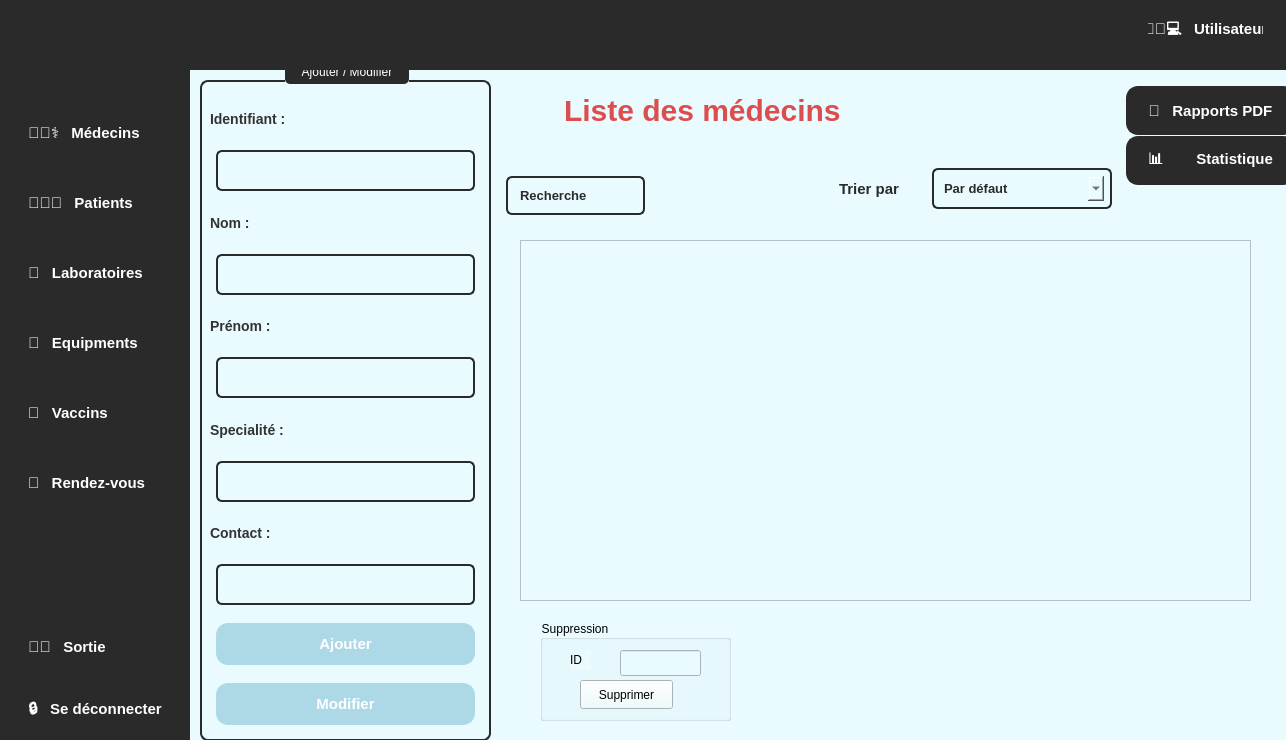
The window that mainwindow.ui (Projetcpp-2A19/projetcpp-2a19-smart-vaccination-center) describes before a commit, drawn with Qt 5.
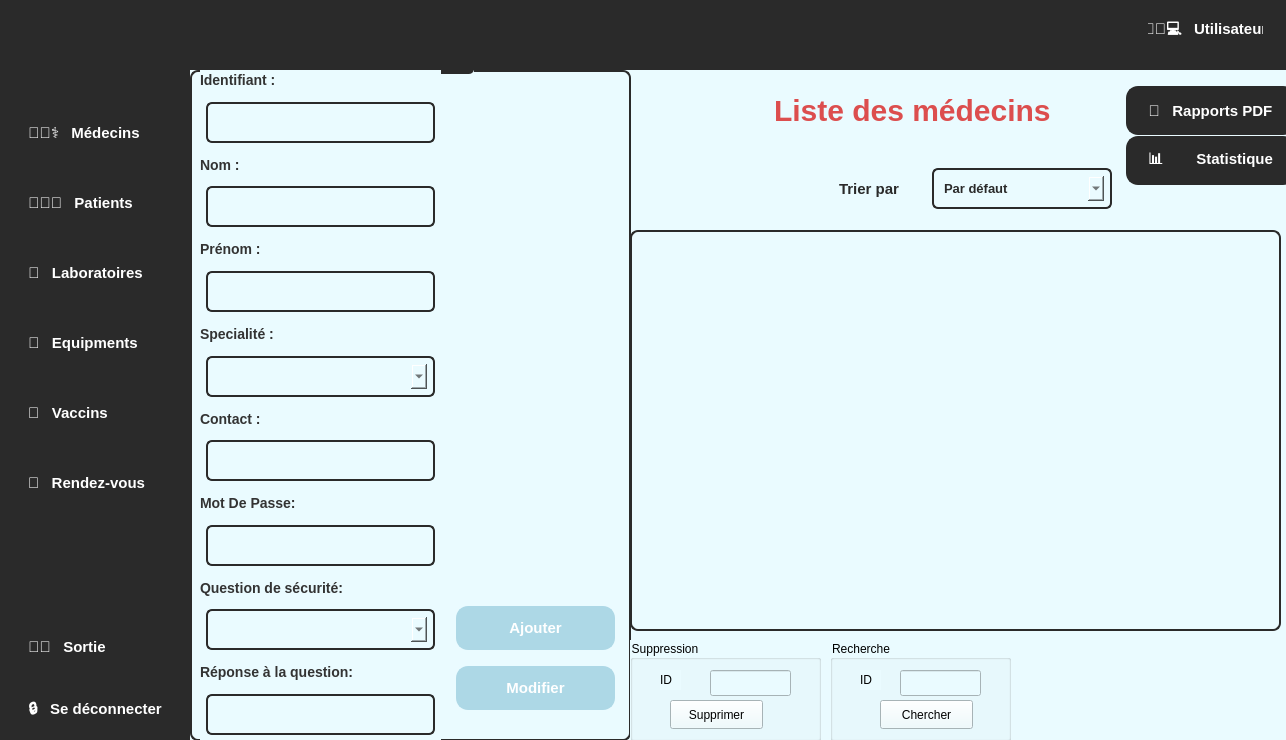
The same window after the commit. Icons and pictures are not drawn.

```diff
--- a/mainwindow.ui
+++ b/mainwindow.ui
@@ -814,7 +814,7 @@
        <widget class="QLabel" name="label_15">
         <property name="geometry">
          <rect>
-          <x>350</x>
+          <x>560</x>
           <y>10</y>
           <width>341</width>
           <height>61</height>
@@ -1042,10 +1042,10 @@
        <widget class="QGroupBox" name="groupBox_5">
         <property name="geometry">
          <rect>
-          <x>10</x>
-          <y>-10</y>
-          <width>291</width>
-          <height>681</height>
+          <x>0</x>
+          <y>-20</y>
+          <width>441</width>
+          <height>691</height>
          </rect>
         </property>
         <property name="styleSheet">
@@ -1073,9 +1073,9 @@
          <property name="geometry">
           <rect>
            <x>10</x>
-           <y>40</y>
-           <width>271</width>
-           <height>631</height>
+           <y>20</y>
+           <width>241</width>
+           <height>671</height>
           </rect>
          </property>
          <layout class="QVBoxLayout" name="verticalLayout_4">
@@ -1186,7 +1186,7 @@
            </widget>
           </item>
           <item>
-           <widget class="QLineEdit" name="lineEdit_25">
+           <widget class="QComboBox" name="comboSpecialite">
             <property name="styleSheet">
              <string notr="true">border: 2px solid #2a2a2a ; /* Blue border */
         border-radius: 6px;
@@ -1233,7 +1233,106 @@
            </widget>
           </item>
           <item>
+           <widget class="QLabel" name="label_105">
+            <property name="styleSheet">
+             <string notr="true">font-size: 14px;
+        font-weight: bold;
+        color: #333; /* Dark gray text */
+        background: transparent;</string>
+            </property>
+            <property name="text">
+             <string>Mot De Passe:</string>
+            </property>
+           </widget>
+          </item>
+          <item>
+           <widget class="QLineEdit" name="lineEdit_mdp">
+            <property name="styleSheet">
+             <string notr="true">border: 2px solid #2a2a2a ; /* Blue border */
+        border-radius: 6px;
+        padding: 5px 8px;
+         color: #2a2a2a;
+    padding: 10px;
+    margin: 6px;
+    font-size: 13px;
+    font-weight: bold;
+        selection-background-color: #cce5ff; /* Light blue selection */
+
+</string>
+            </property>
+           </widget>
+          </item>
+          <item>
+           <widget class="QLabel" name="label_103">
+            <property name="styleSheet">
+             <string notr="true">font-size: 14px;
+        font-weight: bold;
+        color: #333; /* Dark gray text */
+        background: transparent;</string>
+            </property>
+            <property name="text">
+             <string>Question de sécurité:</string>
+            </property>
+           </widget>
+          </item>
+          <item>
+           <widget class="QComboBox" name="comboBox_question">
+            <property name="styleSheet">
+             <string notr="true">border: 2px solid #2a2a2a ; /* Blue border */
+        border-radius: 6px;
+        padding: 5px 8px;
+         color: #2a2a2a;
+    padding: 10px;
+    margin: 6px;
+    font-size: 13px;
+    font-weight: bold;
+        selection-background-color: #cce5ff; /* Light blue selection */
+
+</string>
+            </property>
+           </widget>
+          </item>
+          <item>
+           <widget class="QLabel" name="label_104">
+            <property name="styleSheet">
+             <string notr="true">font-size: 14px;
+        font-weight: bold;
+        color: #333; /* Dark gray text */
+        background: transparent;</string>
+            </property>
+            <property name="text">
+             <string>Réponse à la question:</string>
+            </property>
+           </widget>
+          </item>
+          <item>
+           <widget class="QLineEdit" name="lineEdit_reponse">
+            <property name="styleSheet">
+             <string notr="true">border: 2px solid #2a2a2a ; /* Blue border */
+        border-radius: 6px;
+        padding: 5px 8px;
+         color: #2a2a2a;
+    padding: 10px;
+    margin: 6px;
+    font-size: 13px;
+    font-weight: bold;
+        selection-background-color: #cce5ff; /* Light blue selection */
+
+</string>
+            </property>
+           </widget>
+          </item>
+         </layout>
+        </widget>
            <widget class="QPushButton" name="pushButton_116">
+         <property name="geometry">
+          <rect>
+           <x>260</x>
+           <y>550</y>
+           <width>171</width>
+           <height>56</height>
+          </rect>
+         </property>
             <property name="styleSheet">
              <string notr="true">QPushButton {
     background-color: rgb(173, 216, 230);
@@ -1268,9 +1367,15 @@
              <string>Ajouter</string>
             </property>
            </widget>
-          </item>
-          <item>
            <widget class="QPushButton" name="pushButton_mod">
+         <property name="geometry">
+          <rect>
+           <x>260</x>
+           <y>610</y>
+           <width>171</width>
+           <height>56</height>
+          </rect>
+         </property>
             <property name="styleSheet">
              <string notr="true">QPushButton {
     background-color: rgb(173, 216, 230);
@@ -1305,36 +1410,6 @@
              <string>Modifier</string>
             </property>
            </widget>
-          </item>
-         </layout>
-        </widget>
-       </widget>
-       <widget class="QLineEdit" name="lineEdit_26">
-        <property name="geometry">
-         <rect>
-          <x>310</x>
-          <y>100</y>
-          <width>151</width>
-          <height>51</height>
-         </rect>
-        </property>
-        <property name="styleSheet">
-         <string notr="true">border: 2px solid #2a2a2a ; /* Blue border */
-        border-radius: 6px;
-        padding: 5px 8px;
- color: #2a2a2a  ;
-    padding: 10px;
-    margin: 6px;
-    font-size: 13px;
-    font-weight: bold;
-        selection-background-color: #cce5ff; /* Light blue selection */
-
-text : search
-</string>
-        </property>
-        <property name="text">
-         <string>Recherche</string>
-        </property>
        </widget>
        <widget class="QPushButton" name="btnmedecin3">
         <property name="geometry">
@@ -1513,18 +1588,60 @@
        <widget class="QTableView" name="tabmedecins">
         <property name="geometry">
          <rect>
-          <x>330</x>
-          <y>170</y>
-          <width>731</width>
-          <height>361</height>
+          <x>440</x>
+          <y>160</y>
+          <width>651</width>
+          <height>401</height>
          </rect>
         </property>
+        <property name="styleSheet">
+         <string notr="true">QTableView {
+    background-color: rgb(234, 251, 255);
+    border: 2px solid #2a2a2a;
+    border-radius: 8px;
+    gridline-color: #2a2a2a;
+    selection-background-color: #2a2a2a;
+    selection-color: white;
+	padding: 5px;
+}
+
+QHeaderView::section {
+    background-color: #2a2a2a;
+    color: white;
+    padding: 5px;
+    border: 1px solid #2a2a2a;
+    font-weight: bold;
+}
+
+QTableView QTableCornerButton::section {
+    background-color: #2a2a2a;
+    border: 1px solid #2a2a2a;
+    border-top-left-radius: 8px;
+}
+
+QTableView::item {
+    padding: 5px;
+    border-radius: 4px;
+}
+
+QTableView::item:selected {
+    background-color: rgb(173, 216, 230);
+    color: #ffffff;
+    border: 2px solid rgb(173, 216, 230);
+    border-radius: 4px;
+}
+
+QTableView::item:hover {
+    background-color: rgb(220, 78, 78);
+    border-radius: 4px;
+}</string>
+        </property>
        </widget>
        <widget class="QGroupBox" name="groupBox">
         <property name="geometry">
          <rect>
-          <x>350</x>
-          <y>550</y>
+          <x>440</x>
+          <y>570</y>
           <width>191</width>
           <height>101</height>
          </rect>
@@ -1569,6 +1686,55 @@
          </property>
         </widget>
        </widget>
+       <widget class="QGroupBox" name="groupBox_2">
+        <property name="geometry">
+         <rect>
+          <x>640</x>
+          <y>570</y>
+          <width>181</width>
+          <height>101</height>
+         </rect>
+        </property>
+        <property name="title">
+         <string>Recherche</string>
+        </property>
+        <widget class="QLineEdit" name="id_chercher">
+         <property name="geometry">
+          <rect>
+           <x>70</x>
+           <y>30</y>
+           <width>81</width>
+           <height>26</height>
+          </rect>
+         </property>
+        </widget>
+        <widget class="QPushButton" name="b_chercher">
+         <property name="geometry">
+          <rect>
+           <x>50</x>
+           <y>60</y>
+           <width>93</width>
+           <height>29</height>
+          </rect>
+         </property>
+         <property name="text">
+          <string>Chercher</string>
+         </property>
+        </widget>
+        <widget class="QLabel" name="label_6">
+         <property name="geometry">
+          <rect>
+           <x>30</x>
+           <y>30</y>
+           <width>21</width>
+           <height>20</height>
+          </rect>
+         </property>
+         <property name="text">
+          <string>ID</string>
+         </property>
+        </widget>
+       </widget>
       </widget>
       <widget class="QWidget" name="equibment_2">
        <widget class="QLabel" name="label_17">
```
Left out of the diff: 4 changed lines with no effect on the pictures. Lines whose indentation alone changed are shown as unchanged.
